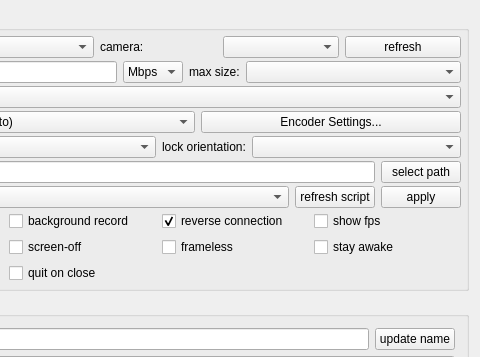
Before: the Qt Designer form QtScrcpy/ui/dialog.ui in junjunup/QtScrcpyKeyMouse, drawn with Qt 5; both pictures show x 813 to 1293 and y 0 to 357 of the 1293 by 548 pixel window.
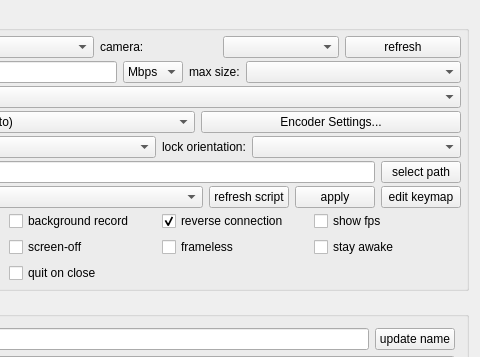
After: the same form once the commit is applied.

Commit message: ui: add a visual keymap editor

What changed in the file:
```diff
--- a/QtScrcpy/ui/dialog.ui
+++ b/QtScrcpy/ui/dialog.ui
@@ -775,6 +775,16 @@
               </property>
              </widget>
             </item>
+            <item>
+             <widget class="QPushButton" name="keymapEditorBtn">
+              <property name="toolTip">
+               <string>edit key positions on a phone screenshot</string>
+              </property>
+              <property name="text">
+               <string>edit keymap</string>
+              </property>
+             </widget>
+            </item>
            </layout>
           </widget>
          </item>
```
The commit also changes 8 other files.
